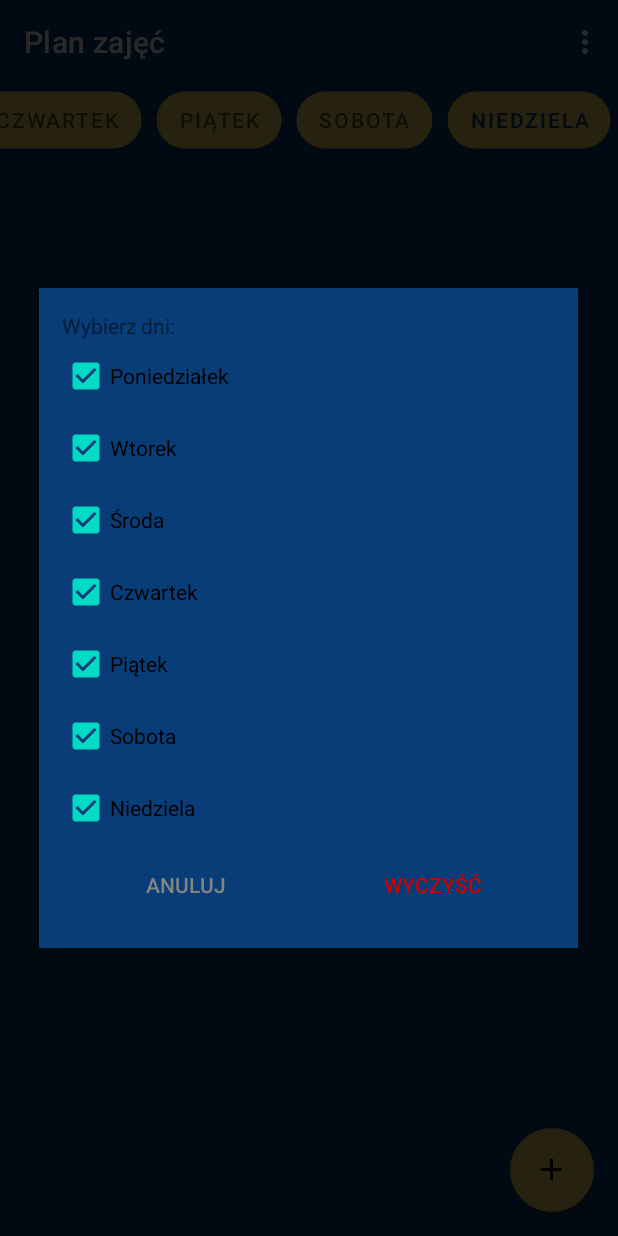
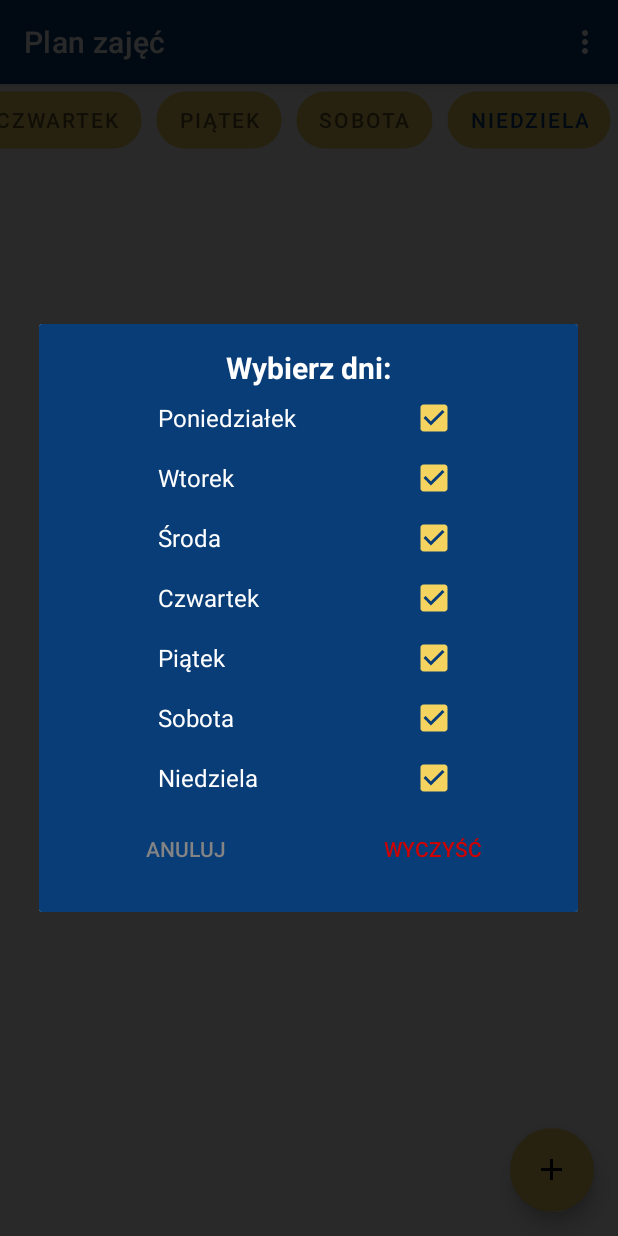
Before and after one commit to PWGuide/PW_Guide_App, an Android app: the TimetableActivity screen opened directly, with no data from a screen before it, in the options menu, after a tap on "Wyczyść plan zajęć", on a phone screen of 412 x 824 dp. Run offline under Robolectric (Android 15) with nearby library versions, the phone set to English and light mode, and no system bars; libraries missing offline, so code that uses them is left out: org.xdty.preference; Roboto replaces fonts that are not available here.

```diff
--- a/app/src/main/java/com/example/pwguide/TimetableActivity.java
+++ b/app/src/main/java/com/example/pwguide/TimetableActivity.java
@@ -123,7 +123,7 @@ public class TimetableActivity extends AppCompatActivity {
     @Override
     public boolean onOptionsItemSelected(@NonNull MenuItem item) {
         switch (item.getItemId()) {
-            case R.id.add_from_isod: //alert taki żeby się nie wyłączał przy kliknięciu poza
+            case R.id.add_from_isod:
                 isodAlert.show();
                 return true;
             case R.id.add_from_usos:
--- a/app/src/main/res/layout/app_bar_main.xml
+++ b/app/src/main/res/layout/app_bar_main.xml
@@ -30,7 +30,7 @@
         android:layout_height="wrap_content"
         android:layout_margin="0dp"
         android:layout_marginTop="10dp"
-        android:background="@color/background"
+        android:background="@color/white"
         android:clipToPadding="false"
         android:theme="@style/Theme.PWGuide"
         app:layout_anchor="@+id/include"
--- a/app/src/main/res/layout/content_main.xml
+++ b/app/src/main/res/layout/content_main.xml
@@ -4,7 +4,7 @@
     xmlns:tools="http://schemas.android.com/tools"
     android:layout_width="match_parent"
     android:layout_height="match_parent"
-    android:background="@color/background"
+    android:background="@color/white"
     app:layout_behavior="@string/appbar_scrolling_view_behavior"
     tools:context=".TimetableActivity"
     tools:showIn="@layout/app_bar_main">
@@ -13,7 +13,7 @@
         android:id="@+id/viewPager"
         android:layout_width="match_parent"
         android:layout_height="match_parent"
-        android:background="@color/background"
+        android:background="@color/white"
         tools:ignore="SpeakableTextPresentCheck"></androidx.viewpager.widget.ViewPager>
 
     <com.google.android.material.floatingactionbutton.FloatingActionButton
--- a/app/src/main/res/layout/dialog_add_subject.xml
+++ b/app/src/main/res/layout/dialog_add_subject.xml
@@ -131,7 +131,6 @@
             android:layout_marginRight="50dp"
             android:layout_marginBottom="5dp"
             android:background="@color/colorPrimary"
-            android:backgroundTint="@color/black"
             android:cursorVisible="false"
             android:text="@string/select_color"
             android:textAlignment="center"
@@ -139,7 +138,6 @@
             android:textSize="18sp"
             android:textStyle="bold"
             android:visibility="visible"
-            app:rippleColor="#B11E1E"
             tools:visibility="visible" />
     </LinearLayout>
 
--- a/app/src/main/res/layout/dialog_clear_timetable.xml
+++ b/app/src/main/res/layout/dialog_clear_timetable.xml
@@ -11,54 +11,80 @@
         android:id="@+id/textView2"
         android:layout_width="match_parent"
         android:layout_height="wrap_content"
+        android:textAlignment="center"
+        android:textStyle="bold"
+        android:textColor="@color/button_text"
+        android:textSize="20sp"
         android:text="Wybierz dni:" />
 
     <LinearLayout
         android:id="@+id/checkbox_list"
-        android:layout_width="match_parent"
+        android:layout_width="200dp"
+        android:layout_gravity="center"
         android:layout_height="wrap_content"
         android:orientation="vertical">
 
         <CheckBox
             android:id="@+id/checkBox_monday"
             android:layout_width="match_parent"
-            android:layout_height="wrap_content"
+            android:layout_height="40dp"
+            android:layoutDirection="rtl"
+            android:textColor="@color/button_text"
+            android:textSize="16sp"
             android:text="@string/monday" />
 
         <CheckBox
             android:id="@+id/checkBox_tuesday"
             android:layout_width="match_parent"
-            android:layout_height="wrap_content"
+            android:layout_height="40dp"
+            android:layoutDirection="rtl"
+            android:textColor="@color/button_text"
+            android:textSize="16sp"
             android:text="@string/tuesday" />
 
         <CheckBox
             android:id="@+id/checkBox_wednesday"
             android:layout_width="match_parent"
-            android:layout_height="wrap_content"
+            android:layout_height="40dp"
+            android:layoutDirection="rtl"
+            android:textColor="@color/button_text"
+            android:textSize="16sp"
             android:text="@string/wednesday" />
 
         <CheckBox
             android:id="@+id/checkBox_thursday"
             android:layout_width="match_parent"
-            android:layout_height="wrap_content"
+            android:layout_height="40dp"
+            android:layoutDirection="rtl"
+            android:textColor="@color/button_text"
+            android:textSize="16sp"
             android:text="@string/thursday" />
 
         <CheckBox
             android:id="@+id/checkBox_friday"
             android:layout_width="match_parent"
-            android:layout_height="wrap_content"
+            android:layout_height="40dp"
+            android:layoutDirection="rtl"
+            android:textColor="@color/button_text"
+            android:textSize="16sp"
             android:text="@string/friday" />
 
         <CheckBox
             android:id="@+id/checkBox_saturday"
             android:layout_width="match_parent"
-            android:layout_height="wrap_content"
+            android:layout_height="40dp"
+            android:layoutDirection="rtl"
+            android:textColor="@color/button_text"
+            android:textSize="16sp"
             android:text="@string/saturday" />
 
         <CheckBox
             android:id="@+id/checkBox_sunday"
             android:layout_width="match_parent"
-            android:layout_height="wrap_content"
+            android:layout_height="40dp"
+            android:layoutDirection="rtl"
+            android:textColor="@color/button_text"
+            android:textSize="16sp"
             android:text="@string/sunday" />
     </LinearLayout>
 
--- a/app/src/main/res/menu/popup_menu.xml
+++ b/app/src/main/res/menu/popup_menu.xml
@@ -1,9 +1,9 @@
 <?xml version="1.0" encoding="utf-8"?>
 <menu xmlns:android="http://schemas.android.com/apk/res/android">
     <item
+        android:id="@+id/edit_popup"
+        android:title="@string/edit" />
+    <item
         android:id="@+id/delete_popup"
         android:title="@string/delete" />
-    <item
-        android:id="@+id/edit_popup"
-        android:title="@string/edit" />
 </menu>
--- a/app/src/main/res/values/themes.xml
+++ b/app/src/main/res/values/themes.xml
@@ -6,7 +6,7 @@
         <item name="colorPrimaryVariant">#000000</item>
         <item name="colorOnPrimary">@color/white</item>
         <!-- Secondary brand color. -->
-        <item name="colorSecondary">@color/teal_200</item>
+        <item name="colorSecondary">@color/colorAccent</item>
         <item name="colorSecondaryVariant">@color/teal_700</item>
         <item name="colorOnSecondary">@color/black</item>
         <!-- Status bar color. -->
```
Also changed, not shown: app/src/main/java/com/example/pwguide/adapters/WeekAdapter.java (+7 -0 lines), app/src/main/java/com/example/pwguide/timetable_download/TimetableISOD.java (+15 -6 lines), app/src/main/java/com/example/pwguide/utils/AlertDialogsHelper.java (+10 -5 lines).
